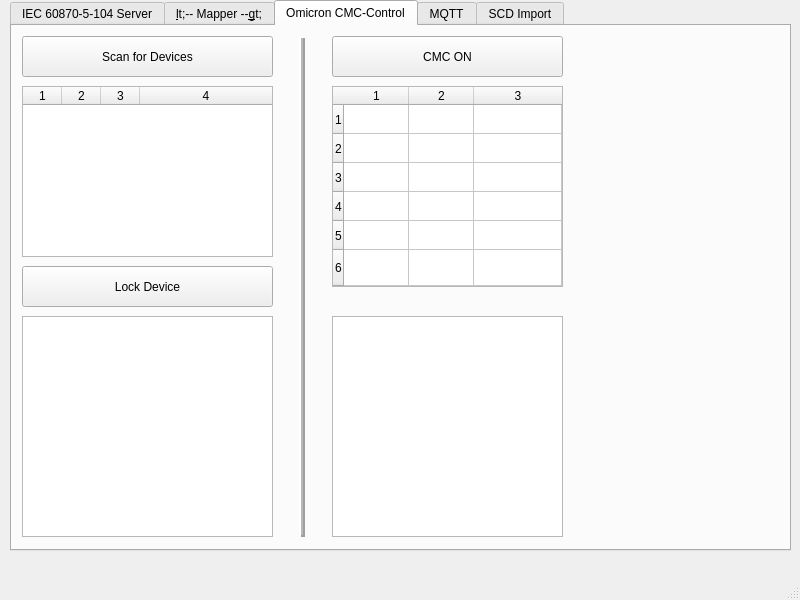
This is Qt_GUI/frm_main.ui in Pfannex/CMC-104_Mapper as Qt 5 draws it before an edit. The edited form follows.
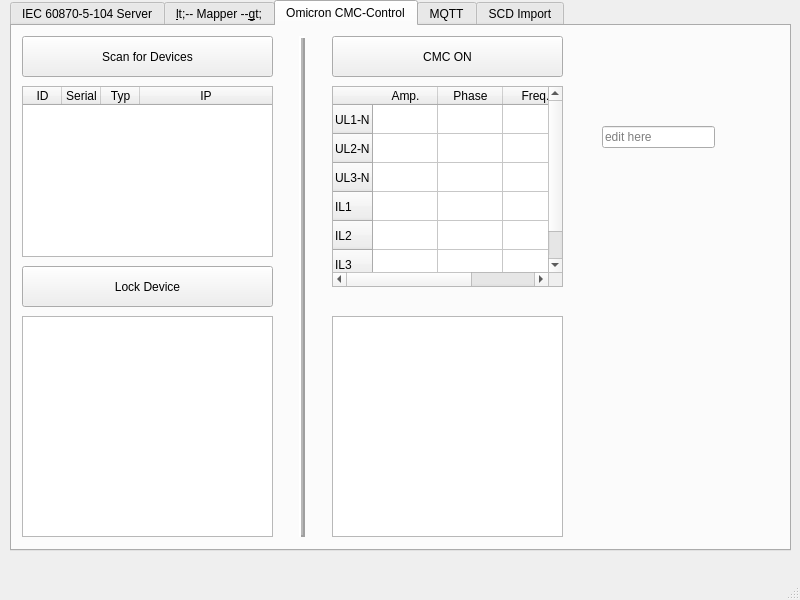
This is the edited form. Icons and pictures are not drawn.

```diff
--- a/Qt_GUI/frm_main.ui
+++ b/Qt_GUI/frm_main.ui
@@ -308,10 +308,26 @@
       <attribute name="verticalHeaderVisible">
        <bool>false</bool>
       </attribute>
-      <column/>
-      <column/>
-      <column/>
-      <column/>
+      <column>
+       <property name="text">
+        <string>ID</string>
+       </property>
+      </column>
+      <column>
+       <property name="text">
+        <string>Serial</string>
+       </property>
+      </column>
+      <column>
+       <property name="text">
+        <string>Typ</string>
+       </property>
+      </column>
+      <column>
+       <property name="text">
+        <string>IP</string>
+       </property>
+      </column>
      </widget>
      <widget class="QPushButton" name="bu_lock_device">
       <property name="geometry">
@@ -392,15 +408,128 @@
       <attribute name="verticalHeaderStretchLastSection">
        <bool>true</bool>
       </attribute>
-      <row/>
-      <row/>
-      <row/>
-      <row/>
-      <row/>
-      <row/>
-      <column/>
-      <column/>
-      <column/>
+      <row>
+       <property name="text">
+        <string>UL1-N</string>
+       </property>
+       <property name="background">
+        <color>
+         <red>255</red>
+         <green>170</green>
+         <blue>0</blue>
+        </color>
+       </property>
+      </row>
+      <row>
+       <property name="text">
+        <string>UL2-N</string>
+       </property>
+       <property name="background">
+        <color>
+         <red>255</red>
+         <green>170</green>
+         <blue>0</blue>
+        </color>
+       </property>
+      </row>
+      <row>
+       <property name="text">
+        <string>UL3-N</string>
+       </property>
+       <property name="background">
+        <color>
+         <red>255</red>
+         <green>170</green>
+         <blue>0</blue>
+        </color>
+       </property>
+      </row>
+      <row>
+       <property name="text">
+        <string>IL1</string>
+       </property>
+       <property name="background">
+        <color>
+         <red>255</red>
+         <green>170</green>
+         <blue>0</blue>
+        </color>
+       </property>
+      </row>
+      <row>
+       <property name="text">
+        <string>IL2</string>
+       </property>
+       <property name="background">
+        <color>
+         <red>255</red>
+         <green>170</green>
+         <blue>0</blue>
+        </color>
+       </property>
+      </row>
+      <row>
+       <property name="text">
+        <string>IL3</string>
+       </property>
+       <property name="background">
+        <color>
+         <red>255</red>
+         <green>170</green>
+         <blue>0</blue>
+        </color>
+       </property>
+      </row>
+      <column>
+       <property name="text">
+        <string>Amp.</string>
+       </property>
+       <property name="background">
+        <color>
+         <red>255</red>
+         <green>170</green>
+         <blue>0</blue>
+        </color>
+       </property>
+      </column>
+      <column>
+       <property name="text">
+        <string>Phase</string>
+       </property>
+       <property name="background">
+        <color>
+         <red>255</red>
+         <green>170</green>
+         <blue>0</blue>
+        </color>
+       </property>
+      </column>
+      <column>
+       <property name="text">
+        <string>Freq.</string>
+       </property>
+       <property name="background">
+        <color>
+         <red>255</red>
+         <green>170</green>
+         <blue>0</blue>
+        </color>
+       </property>
+      </column>
+      <item row="1" column="1">
+       <property name="text">
+        <string/>
+       </property>
+       <property name="background">
+        <brush brushstyle="NoBrush">
+         <color alpha="255">
+          <red>0</red>
+          <green>0</green>
+          <blue>0</blue>
+         </color>
+        </brush>
+       </property>
+      </item>
      </widget>
      <widget class="QPushButton" name="bu_cmc_on">
       <property name="geometry">
@@ -460,6 +589,22 @@
        </rect>
       </property>
      </widget>
+     <widget class="QLineEdit" name="lineEdit">
+      <property name="geometry">
+       <rect>
+        <x>590</x>
+        <y>100</y>
+        <width>113</width>
+        <height>22</height>
+       </rect>
+      </property>
+      <property name="placeholderText">
+       <string>edit here</string>
+      </property>
+      <property name="clearButtonEnabled">
+       <bool>true</bool>
+      </property>
+     </widget>
     </widget>
     <widget class="QWidget" name="tab_mqtt">
      <attribute name="title">
```
